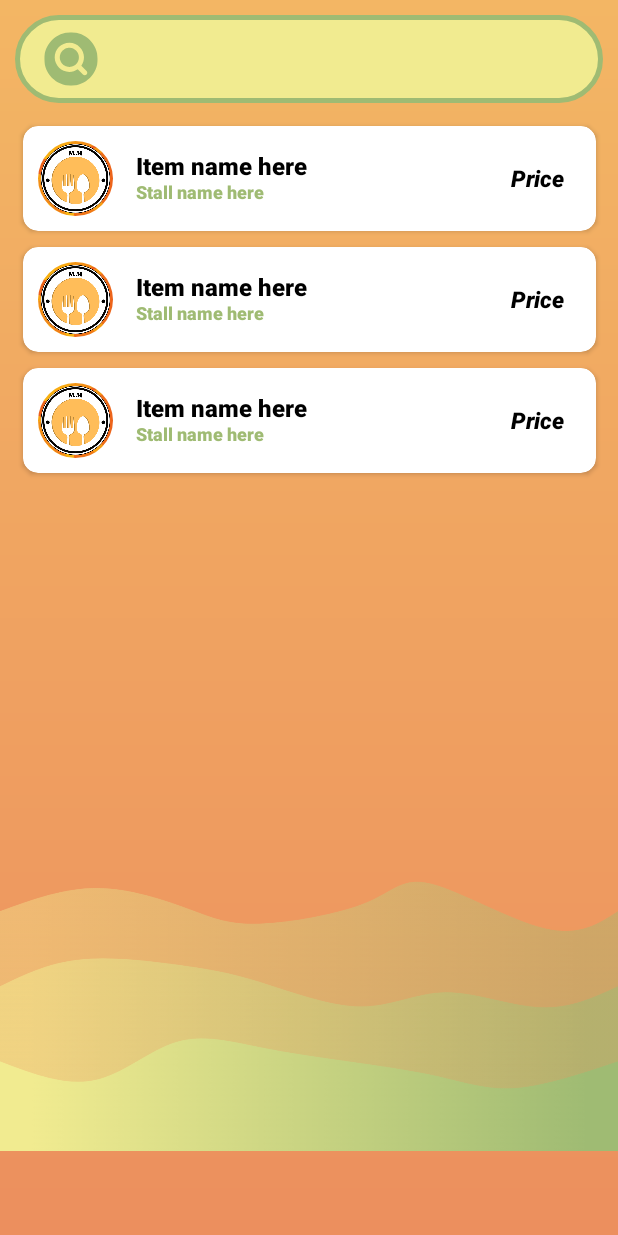
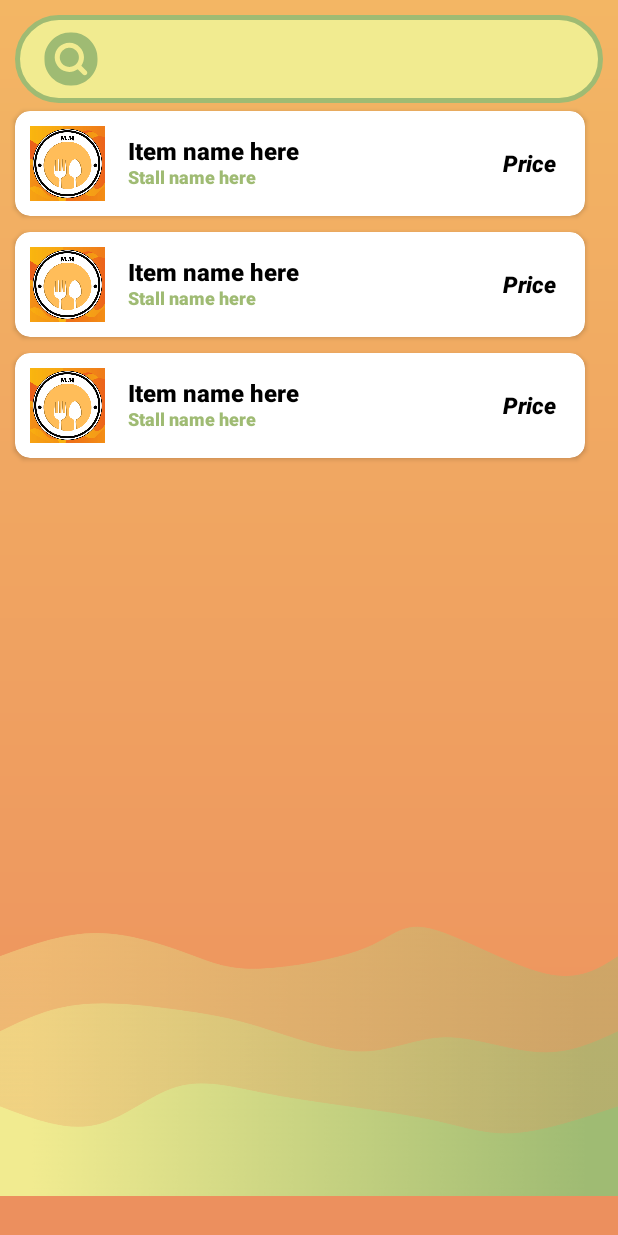
Before and after one commit to AlloySensei/PUPMunchMapp, an Android app: the layout fragment_search.xml on its own in the app's theme, with its tools: preview values and no code run, on a phone screen of 412 x 824 dp. Run offline under Robolectric (Android 15) with nearby library versions, the phone set to English and light mode, and no system bars; Roboto replaces fonts that are not available here.

Commit message:
Search fragment update

```diff
--- a/app/src/main/AndroidManifest.xml
+++ b/app/src/main/AndroidManifest.xml
@@ -7,6 +7,7 @@
         android:allowBackup="true"
         android:dataExtractionRules="@xml/data_extraction_rules"
         android:fullBackupContent="@xml/backup_rules"
+        android:enableOnBackInvokedCallback="true"
         android:icon="@drawable/mm_applogocircle"
         android:label="@string/app_name"
         android:roundIcon="@layout/activity_launch_page"
--- a/app/src/main/res/layout/food_item_view.xml
+++ b/app/src/main/res/layout/food_item_view.xml
@@ -6,7 +6,8 @@
     android:layout_height="wrap_content"
     android:layout_marginStart="10dp"
     android:layout_marginEnd="10dp"
-    android:layout_marginHorizontal="10dp"
+    android:layout_marginTop="5dp"
+    android:layout_marginHorizontal="5dp"
     android:layout_marginVertical="5dp"
     app:cardCornerRadius="10dp">
 
@@ -14,7 +15,7 @@
     android:layout_width="match_parent"
     android:layout_height="wrap_content">
 
-        <com.google.android.material.imageview.ShapeableImageView
+        <ImageView
             android:id="@+id/foodImageViewS"
             android:layout_width="50dp"
             android:layout_height="50dp"
@@ -22,8 +23,7 @@
             android:layout_marginBottom="10dp"
             android:layout_marginStart="10dp"
             android:layout_marginEnd="15dp"
-            android:src="@drawable/applogocircle"
-            app:shapeAppearanceOverlay="@style/roundImage"/>
+            android:src="@drawable/applogocircle" />
 
         <TextView
             android:id="@+id/foodNameTextViewS"
--- a/app/src/main/res/layout/fragment_food_item_details.xml
+++ b/app/src/main/res/layout/fragment_food_item_details.xml
@@ -20,7 +20,7 @@
         app:layout_constraintBottom_toBottomOf="parent"
         android:src="@drawable/wavef2" />
 
-    <com.google.android.material.imageview.ShapeableImageView
+    <ImageView
         android:id="@+id/displayFoodImage"
         android:layout_width="160dp"
         android:layout_height="160dp"
--- a/app/src/main/res/layout/fragment_search.xml
+++ b/app/src/main/res/layout/fragment_search.xml
@@ -25,11 +25,11 @@
 
     <androidx.recyclerview.widget.RecyclerView
         android:id="@+id/searchRecyclerView"
-        android:layout_width="402dp"
-        android:layout_height="560dp"
-        android:layout_marginStart="5dp"
-        android:layout_marginTop="10dp"
-        android:layout_marginEnd="50dp"
+        android:layout_width="400dp"
+        android:layout_height="600dp"
+        android:layout_marginStart="0dp"
+        android:layout_marginTop="0dp"
+        android:layout_marginEnd="10dp"
         android:layout_marginBottom="10dp"
         android:scrollbars="vertical"
         tools:listitem="@layout/food_item_view" />
```
Also changed, not shown: app/src/main/java/com/example/ui_pupmunchmapp/FoodItemAdapter.java (+39 -1 lines), app/src/main/java/com/example/ui_pupmunchmapp/FoodItemDetails.java (+7 -5 lines), app/src/main/java/com/example/ui_pupmunchmapp/SearchFragment.java (+19 -2 lines).
